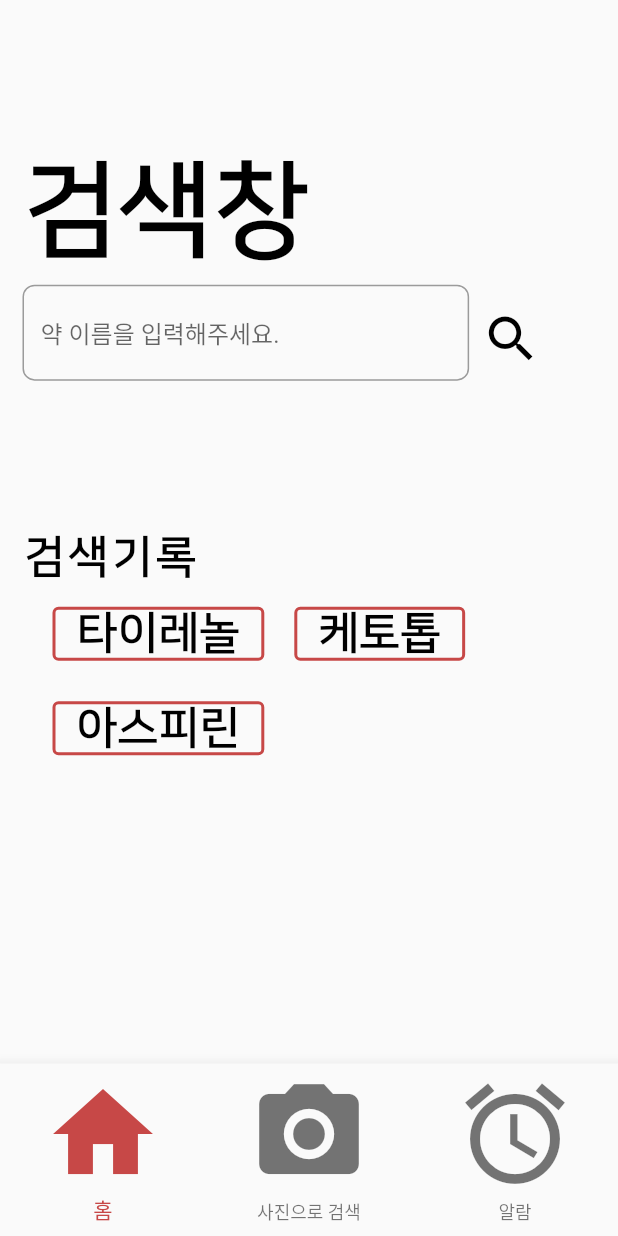
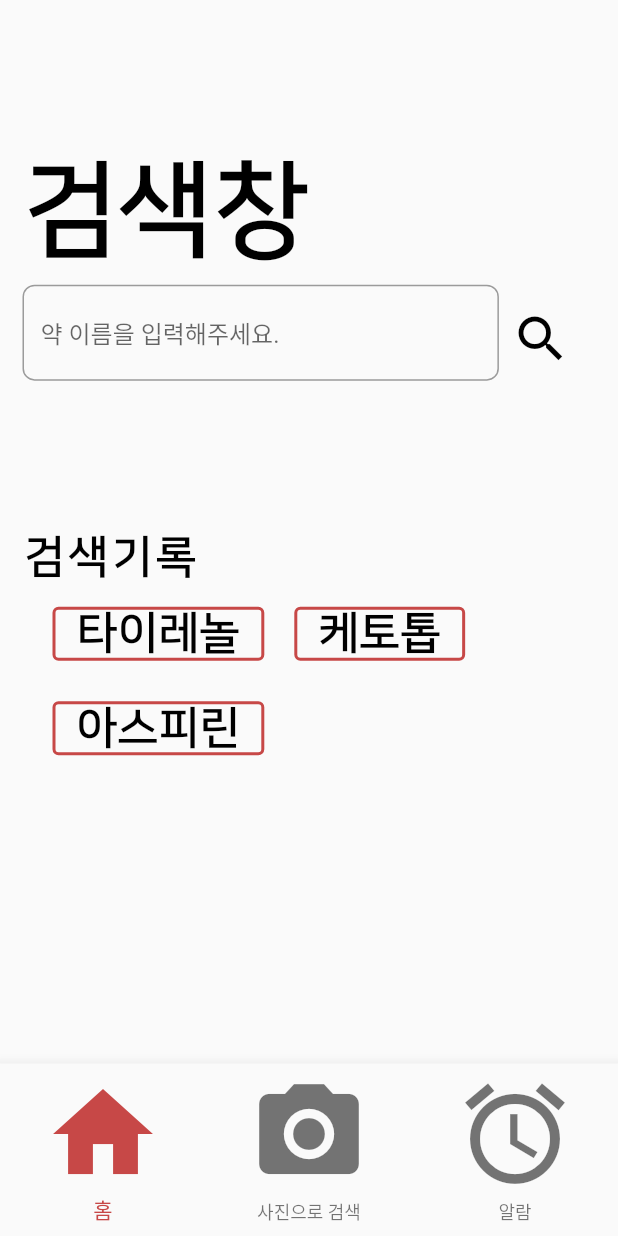
Before and after one commit to TABA-MediMax/Frontend, a Flutter app: the screen it shows after launch, on a phone screen of 412 x 824 dp. Run offline on Flutter 3.47's test engine with Material 2 defaults, Android fonts, the light colour scheme and no system bars; our stand-ins replace auto_size_text, image_picker; missing offline and left inert: alarm, flutter_downloader, kakao_flutter_sdk_user; accounts and stored records are empty.

Commit message:
[feat]develop: 아이피 수정2

```diff
--- a/lib/screens/home_screen.dart
+++ b/lib/screens/home_screen.dart
@@ -224,7 +224,7 @@ class _HomeScreenState extends State<HomeScreen> {
                       crossAxisAlignment: CrossAxisAlignment.center,
                       children: [
                         Expanded(
-                          flex: 3,
+                          flex: 4,
                           child: Container(
                             alignment: Alignment.bottomRight,
                             child: TextField(
--- a/pubspec.yaml
+++ b/pubspec.yaml
@@ -45,8 +45,14 @@ dependencies:
   dio: ^5.3.2
   auto_size_text: ^3.0.0
   alarm: ^1.2.2
+  flutter_launcher_icons: ^0.11.0
   # The following adds the Cupertino Icons font to your application.
   # Use with the CupertinoIcons class for iOS style icons.
+
+flutter_icons:
+  android: true
+  ios: true
+  image_path: "assets/splash_logo.png"
 
 dev_dependencies:
   flutter_test:
```
Also changed, not shown: lib/http/request.dart (+3 -4 lines), pubspec.lock.
